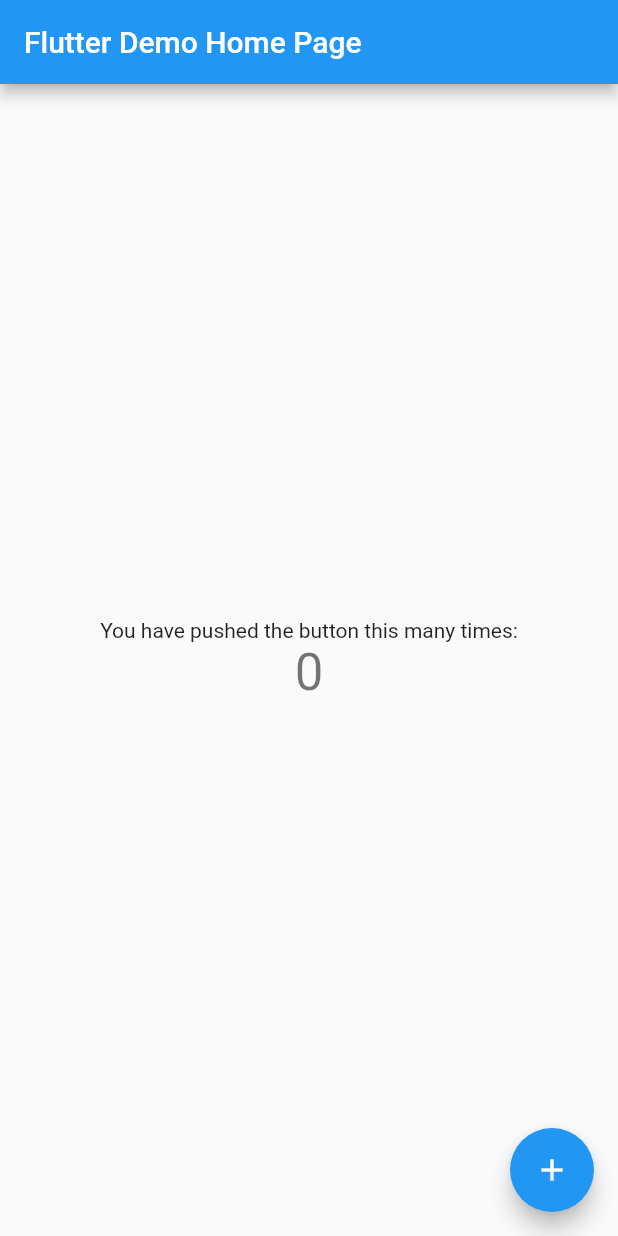
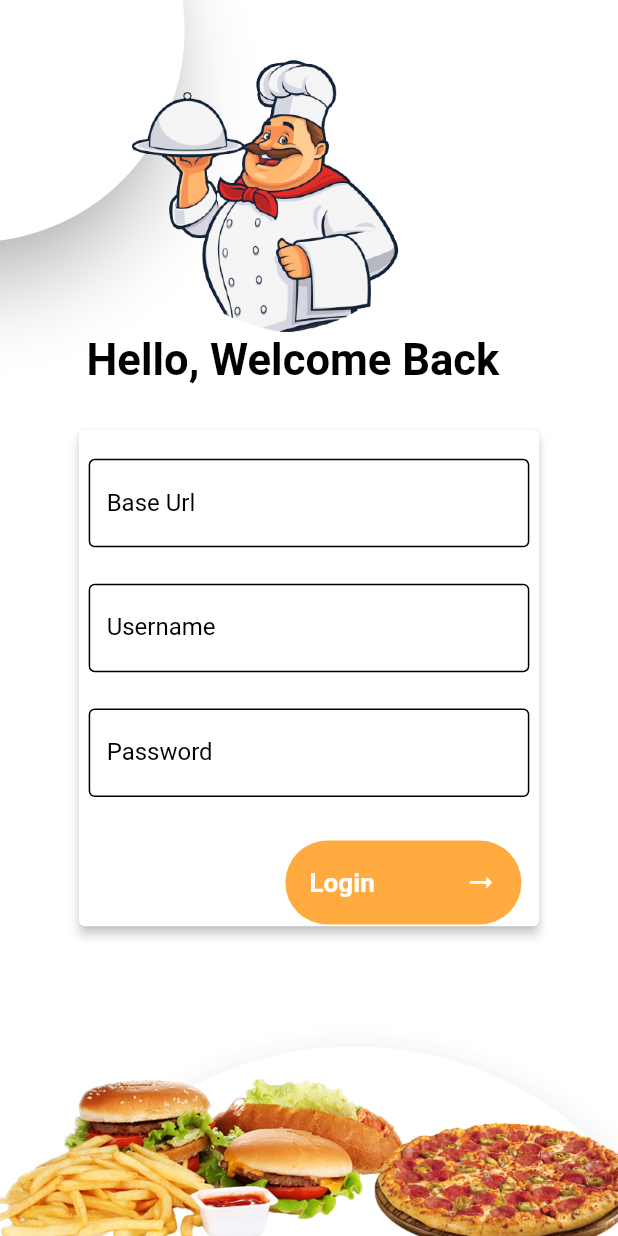
Before and after one commit to bikashbbb/eResturant, a Flutter app: the screen it shows after launch, on a phone screen of 412 x 824 dp. Run offline on Flutter 3.47's test engine with Material 2 defaults, Android fonts, the phone set to English and light mode, and no system bars; our stand-ins replace flutter_screenutil, get.

Commit message:
loginPageFinished

```diff
--- /dev/null
+++ b/app/lib/domain/loginto.dart
@@ -0,0 +1,4 @@
+
+sendLoginRequest(){
+
+}
--- a/app/lib/main.dart
+++ b/app/lib/main.dart
@@ -1,4 +1,6 @@
+import 'package:app/screens/loginpage.dart';
 import 'package:flutter/material.dart';
+import 'package:flutter_screenutil/flutter_screenutil.dart';
 
 void main() {
   runApp(const MyApp());
@@ -10,106 +12,12 @@
   // This widget is the root of your application.
   @override
   Widget build(BuildContext context) {
-    return MaterialApp(
-      title: 'Flutter Demo',
-      theme: ThemeData(
-        // This is the theme of your application.
-        //
-        // Try running your application with "flutter run". You'll see the
-        // application has a blue toolbar. Then, without quitting the app, try
-        // changing the primarySwatch below to Colors.green and then invoke
-        // "hot reload" (press "r" in the console where you ran "flutter run",
-        // or simply save your changes to "hot reload" in a Flutter IDE).
-        // Notice that the counter didn't reset back to zero; the application
-        // is not restarted.
-        primarySwatch: Colors.blue,
-      ),
-      home: const MyHomePage(title: 'Flutter Demo Home Page'),
+    return ScreenUtilInit(
+      designSize: const Size(392.7, 850.9),
+      builder: () => const MaterialApp(
+          debugShowCheckedModeBanner: false,
+          title: 'eResturant',
+          home: Login()),
     );
   }
 }
-
-class MyHomePage extends StatefulWidget {
-  const MyHomePage({Key? key, required this.title}) : super(key: key);
-
-  // This widget is the home page of your application. It is stateful, meaning
-  // that it has a State object (defined below) that contains fields that affect
-  // how it looks.
-
-  // This class is the configuration for the state. It holds the values (in this
-  // case the title) provided by the parent (in this case the App widget) and
-  // used by the build method of the State. Fields in a Widget subclass are
-  // always marked "final".
-
-  final String title;
-
-  @override
-  State<MyHomePage> createState() => _MyHomePageState();
-}
-
-class _MyHomePageState extends State<MyHomePage> {
-  int _counter = 0;
-
-  void _incrementCounter() {
-    setState(() {
-      // This call to setState tells the Flutter framework that something has
-      // changed in this State, which causes it to rerun the build method below
-      // so that the display can reflect the updated values. If we changed
-      // _counter without calling setState(), then the build method would not be
-      // called again, and so nothing would appear to happen.
-      _counter++;
-    });
-  }
-
-  @override
-  Widget build(BuildContext context) {
-    // This method is rerun every time setState is called, for instance as done
-    // by the _incrementCounter method above.
-    //
-    // The Flutter framework has been optimized to make rerunning build methods
-    // fast, so that you can just rebuild anything that needs updating rather
-    // than having to individually change instances of widgets.
-    return Scaffold(
-      appBar: AppBar(
-        // Here we take the value from the MyHomePage object that was created by
-        // the App.build method, and use it to set our appbar title.
-        title: Text(widget.title),
-      ),
-      body: Center(
-        // Center is a layout widget. It takes a single child and positions it
-        // in the middle of the parent.
-        child: Column(
-          // Column is also a layout widget. It takes a list of children and
-          // arranges them vertically. By default, it sizes itself to fit its
-          // children horizontally, and tries to be as tall as its parent.
-          //
-          // Invoke "debug painting" (press "p" in the console, choose the
-          // "Toggle Debug Paint" action from the Flutter Inspector in Android
-          // Studio, or the "Toggle Debug Paint" command in Visual Studio Code)
-          // to see the wireframe for each widget.
-          //
-          // Column has various properties to control how it sizes itself and
-          // how it positions its children. Here we use mainAxisAlignment to
-          // center the children vertically; the main axis here is the vertical
-          // axis because Columns are vertical (the cross axis would be
-          // horizontal).
-          mainAxisAlignment: MainAxisAlignment.center,
-          children: <Widget>[
-            const Text(
-              'You have pushed the button this many times:',
-            ),
-            Text(
-              '$_counter',
-              style: Theme.of(context).textTheme.headline4,
-            ),
-          ],
-        ),
-      ),
-      floatingActionButton: FloatingActionButton(
-        onPressed: _incrementCounter,
-        tooltip: 'Increment',
-        child: const Icon(Icons.add),
-      ), // This trailing comma makes auto-formatting nicer for build methods.
-    );
-  }
-}
--- /dev/null
+++ b/app/lib/palette/buttons.dart
@@ -0,0 +1,32 @@
+import 'package:app/providers/login.dart';
+import 'package:flutter/material.dart';
+import 'package:flutter_screenutil/flutter_screenutil.dart';
+import 'package:get/get.dart';
+
+Widget loginbutton(var title) {
+  return Container(
+      decoration: BoxDecoration(
+          shape: BoxShape.rectangle,
+          color: Colors.orangeAccent,
+          borderRadius: BorderRadius.circular(35.0)),
+      width: 150.w,
+      child: ListTile(
+        title: Text(
+          title,
+          style: TextStyle(
+              color: Colors.white,
+              fontWeight: FontWeight.bold,
+              fontSize: 18.sp),
+        ),
+        trailing: LoginController.to.isloading
+            ? const CircularProgressIndicator(
+                backgroundColor: Colors.amber,
+                color: Colors.black87,
+              )
+            : const Icon(
+                Icons.arrow_right_alt_outlined,
+                color: Colors.white,
+                size: 22,
+              ),
+      ));
+}
--- /dev/null
+++ b/app/lib/palette/dialogbox.dart
@@ -0,0 +1,26 @@
+import 'package:flutter/material.dart';
+
+dialogbox(BuildContext context, String title) {
+  return showDialog(
+      context: context,
+      builder: (context) {
+        return AlertDialog(
+          content: Text(
+            title,
+            style: TextStyle(color: Colors.black),
+          ),
+          actions: [
+            MaterialButton(
+              onPressed: () {
+                Navigator.pop(context);
+              },
+              child: const Text(
+                'Try Again?',
+                style:
+                    TextStyle(color: Colors.green, fontWeight: FontWeight.bold),
+              ),
+            )
+          ],
+        );
+      });
+}
--- /dev/null
+++ b/app/lib/palette/template.dart
@@ -0,0 +1,59 @@
+import 'package:flutter/material.dart';
+import 'package:flutter_screenutil/flutter_screenutil.dart';
+
+Widget logintemplate() {
+  return Stack(
+    children: [
+      Positioned(
+        bottom: 680.h,
+        right: 260.w,
+        child: Container(
+            height: 300.h,
+            width: 300.w,
+            decoration: const BoxDecoration(shape: BoxShape.circle),
+            child: const Card(
+              elevation: 20.0,
+              color: Colors.white,
+              shape: CircleBorder(),
+            )),
+      ),
+      Positioned(
+        top: 710.h,
+        left: 0.w,
+        child: Container(
+            height: 500.h,
+            width: 450.w,
+            decoration: const BoxDecoration(shape: BoxShape.circle),
+            child: const Card(
+              elevation: 20.0,
+              color: Colors.white,
+              shape: CircleBorder(),
+            )),
+      ),
+      Positioned(
+          top: 10.h,
+          left: 30.w,
+          child: SizedBox(
+            height: 250.h,
+            width: 300.h,
+            child: Image.asset('Assets/food1.png'),
+          )),
+      Positioned(
+          right: 70.w,
+          top: 650.h,
+          child: Image.asset(
+            'Assets/food2.png',
+            height: 300.h,
+            width: 400.w,
+          )),
+      Positioned(
+          left: 220.w,
+          top: 718.h,
+          child: Image.asset(
+            'Assets/food3.png',
+            height: 200.h,
+            width: 200.w,
+          ))
+    ],
+  );
+}
--- /dev/null
+++ b/app/lib/palette/textfields.dart
@@ -0,0 +1,20 @@
+import 'package:flutter/material.dart';
+import 'package:flutter_screenutil/flutter_screenutil.dart';
+
+Widget textfield(String hinttext, {Controller}) {
+  return Container(
+    width: 280.w,
+    child: TextField(
+      controller: Controller,
+      decoration: InputDecoration(
+          focusedBorder: const OutlineInputBorder(
+            borderSide: BorderSide(color: Colors.black38, width: 1.0),
+          ),
+          enabledBorder: const OutlineInputBorder(
+            borderSide: BorderSide(color: Colors.black, width: 1.0),
+          ),
+          labelText: hinttext,
+          labelStyle: const TextStyle(color: Colors.black)),
+    ),
+  );
+}
--- /dev/null
+++ b/app/lib/palette/textstyles.dart
@@ -0,0 +1,5 @@
+import 'package:flutter/material.dart';
+import 'package:flutter_screenutil/flutter_screenutil.dart';
+
+var bold30 = TextStyle(
+    color: Colors.black, fontSize: 30.sp, fontWeight: FontWeight.bold);
--- /dev/null
+++ b/app/lib/providers/login.dart
@@ -0,0 +1,26 @@
+import 'package:app/palette/dialogbox.dart';
+import 'package:get/get.dart';
+import 'package:flutter/material.dart';
+
+class LoginController extends GetxController {
+  static var baseurlControlls = TextEditingController();
+  static var usernameControlls = TextEditingController();
+  static var passwordControlls = TextEditingController();
+  // login button
+  var isloading = false;
+
+  static LoginController get to => Get.find();
+
+  void loginTapped(BuildContext context) {
+    if (baseurlControlls.text == '' ||
+        usernameControlls.text == '' ||
+        passwordControlls == '') {
+      dialogbox(context, 'Fields cannot be empty !!');
+    } else {
+      isloading = true;
+      update();
+      // send post request to the api
+
+    }
+  }
+}
--- /dev/null
+++ b/app/lib/screens/loginpage.dart
@@ -0,0 +1,78 @@
+import 'package:app/palette/buttons.dart';
+import 'package:app/palette/template.dart';
+import 'package:app/palette/textfields.dart';
+import 'package:app/palette/textstyles.dart';
+import 'package:app/providers/login.dart';
+import 'package:flutter/material.dart';
+import 'package:flutter_screenutil/flutter_screenutil.dart';
+import 'package:get/get.dart';
+
+class Login extends StatelessWidget {
+  const Login({Key? key}) : super(key: key);
+
+  @override
+  Widget build(BuildContext context) {
+    return Scaffold(
+        resizeToAvoidBottomInset: false,
+        backgroundColor: Colors.white,
+        body: Stack(
+          children: [
+            logintemplate(),
+            // hello welcome back
+            Positioned(
+              top: 230.h,
+              left: 55.w,
+              child: Text('Hello, Welcome Back', style: bold30),
+            ),
+            // login card
+            Center(
+                child: Padding(
+              padding: const EdgeInsets.only(top: 80),
+              child: LoginForm(context),
+            ))
+          ],
+        ));
+  }
+
+  Widget LoginForm(context) {
+    return GetBuilder<LoginController>(
+        init: LoginController(),
+        builder: (_) {
+          return Container(
+            height: 350.h,
+            width: 300.w,
+            child: Card(
+              elevation: 3,
+              child: Column(
+                mainAxisAlignment: MainAxisAlignment.start,
+                children: [
+                  SizedBox(
+                    height: 20.h,
+                  ),
+                  textfield('Base Url',
+                      Controller: LoginController.baseurlControlls),
+                  Padding(
+                    padding: EdgeInsets.only(top: 25.h),
+                    child: textfield('Username',
+                        Controller: LoginController.usernameControlls),
+                  ),
+                  Padding(
+                    padding: EdgeInsets.only(top: 25.h),
+                    child: textfield('Password',
+                        Controller: LoginController.passwordControlls),
+                  ),
+                  Padding(
+                    padding: EdgeInsets.only(top: 30.h, left: 120.w),
+                    child: InkWell(
+                        onTap: () {
+                          _.loginTapped(context);
+                        },
+                        child: loginbutton('Login')),
+                  )
+                ],
+              ),
+            ),
+          );
+        });
+  }
+}
```
Also changed, not shown: app/pubspec.yaml (+6 -2 lines), app/Assets/food3.png (added), app/pubspec.lock.
